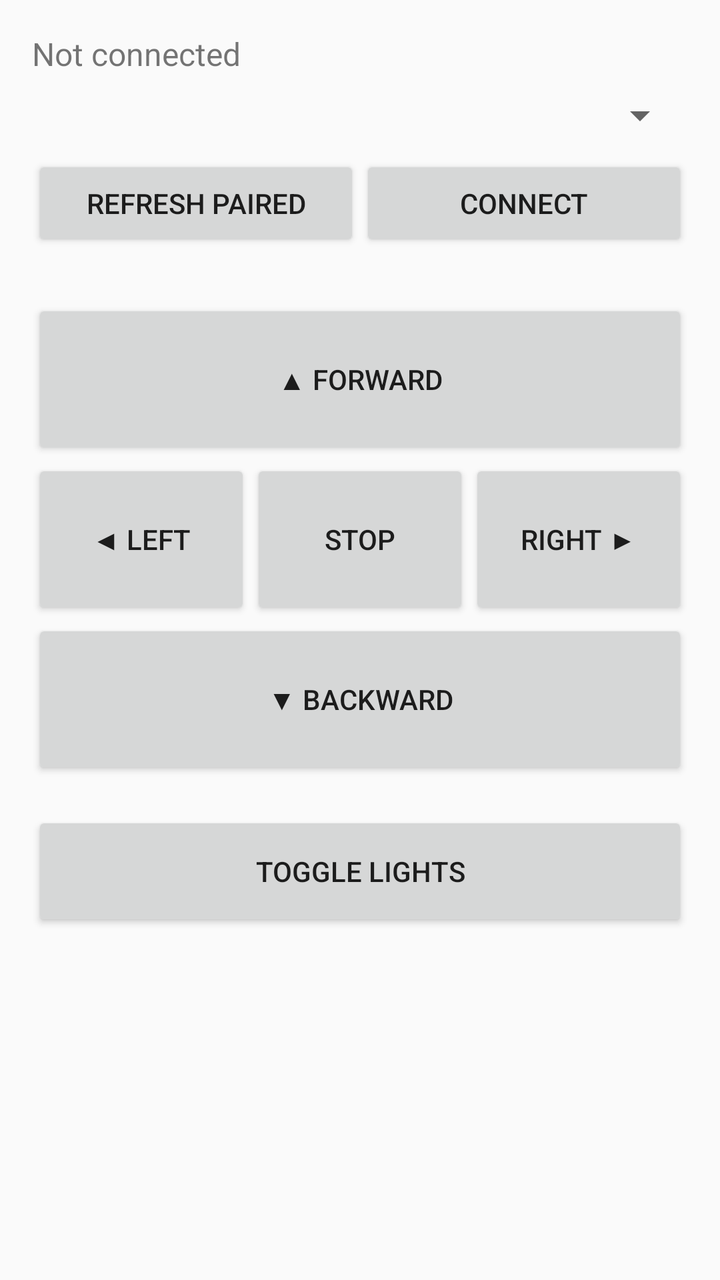
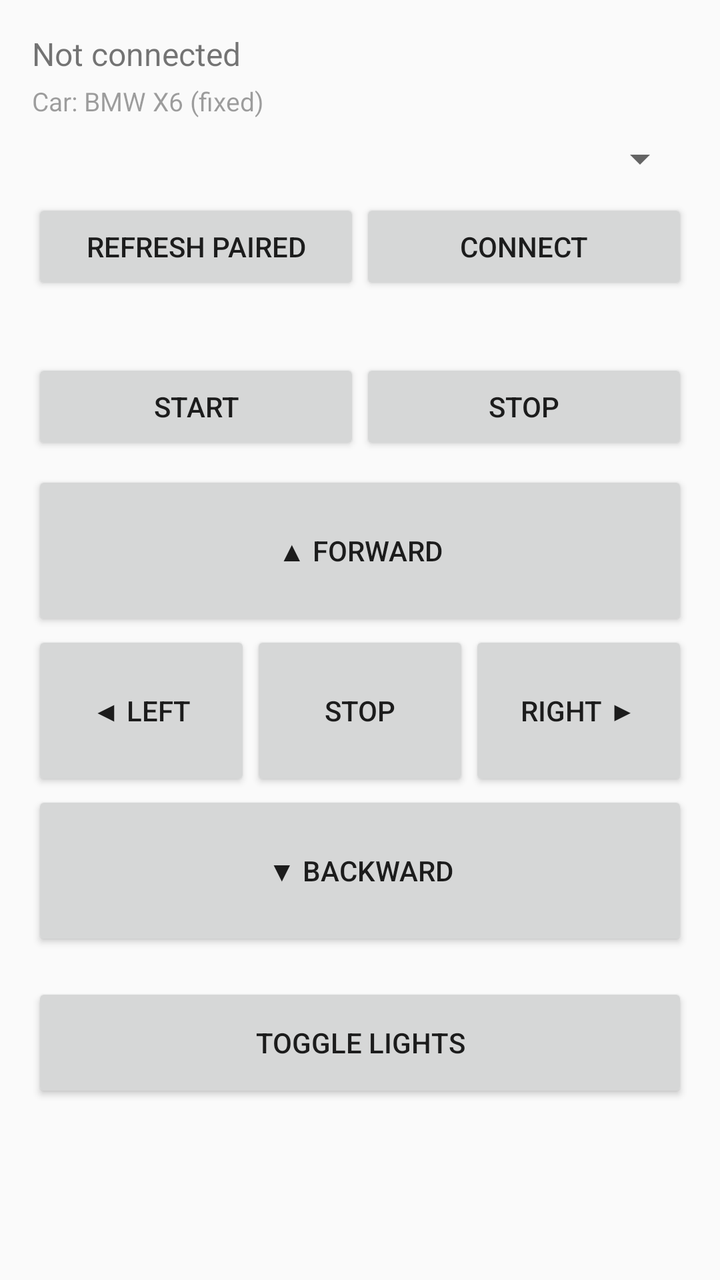

An Android layout rendered at two revisions. The XML below is the earlier revision; the diff shows what the commit changed to produce the second picture.
<!-- AndroidManifest.xml: application theme Theme.AppCompat.DayNight -->
<!-- res/layout/activity_main.xml -->
<?xml version="1.0" encoding="utf-8"?>
<LinearLayout xmlns:android="http://schemas.android.com/apk/res/android"
    android:layout_width="match_parent"
    android:layout_height="match_parent"
    android:orientation="vertical"
    android:padding="16dp">

    <TextView
        android:id="@+id/statusText"
        android:layout_width="match_parent"
        android:layout_height="wrap_content"
        android:text="Not connected"
        android:textSize="16sp"
        android:paddingBottom="8dp" />

    <Spinner
        android:id="@+id/deviceSpinner"
        android:layout_width="match_parent"
        android:layout_height="wrap_content" />

    <LinearLayout
        android:layout_width="match_parent"
        android:layout_height="wrap_content"
        android:orientation="horizontal"
        android:paddingTop="8dp"
        android:paddingBottom="24dp">

        <Button
            android:id="@+id/refreshButton"
            android:layout_width="0dp"
            android:layout_height="wrap_content"
            android:layout_weight="1"
            android:text="Refresh Paired" />

        <Button
            android:id="@+id/connectButton"
            android:layout_width="0dp"
            android:layout_height="wrap_content"
            android:layout_weight="1"
            android:text="Connect" />
    </LinearLayout>

    <Button
        android:id="@+id/btnForward"
        android:layout_width="match_parent"
        android:layout_height="80dp"
        android:text="▲ FORWARD" />

    <LinearLayout
        android:layout_width="match_parent"
        android:layout_height="80dp"
        android:orientation="horizontal">

        <Button
            android:id="@+id/btnLeft"
            android:layout_width="0dp"
            android:layout_height="match_parent"
            android:layout_weight="1"
            android:text="◀ LEFT" />

        <Button
            android:id="@+id/btnStop"
            android:layout_width="0dp"
            android:layout_height="match_parent"
            android:layout_weight="1"
            android:text="STOP" />

        <Button
            android:id="@+id/btnRight"
            android:layout_width="0dp"
            android:layout_height="match_parent"
            android:layout_weight="1"
            android:text="RIGHT ▶" />
    </LinearLayout>

    <Button
        android:id="@+id/btnBackward"
        android:layout_width="match_parent"
        android:layout_height="80dp"
        android:text="▼ BACKWARD" />

    <Button
        android:id="@+id/btnLights"
        android:layout_width="match_parent"
        android:layout_height="60dp"
        android:layout_marginTop="16dp"
        android:text="TOGGLE LIGHTS" />

</LinearLayout>
<!-- resources referenced by this layout -->
<resources>

</resources>

<!-- the commit's change to res/layout/activity_main.xml (unified diff, before → after) -->
@@ -11,6 +11,14 @@
         android:layout_height="wrap_content"
         android:text="Not connected"
         android:textSize="16sp"
+        android:paddingBottom="4dp" />
+
+    <TextView
+        android:layout_width="match_parent"
+        android:layout_height="wrap_content"
+        android:text="Car: BMW X6 (fixed)"
+        android:textSize="13sp"
+        android:alpha="0.7"
         android:paddingBottom="8dp" />
 
     <Spinner
@@ -38,6 +46,28 @@
             android:layout_height="wrap_content"
             android:layout_weight="1"
             android:text="Connect" />
+    </LinearLayout>
+
+    <LinearLayout
+        android:layout_width="match_parent"
+        android:layout_height="wrap_content"
+        android:orientation="horizontal"
+        android:paddingTop="8dp"
+        android:paddingBottom="8dp">
+
+        <Button
+            android:id="@+id/startButton"
+            android:layout_width="0dp"
+            android:layout_height="wrap_content"
+            android:layout_weight="1"
+            android:text="Start" />
+
+        <Button
+            android:id="@+id/stopButton"
+            android:layout_width="0dp"
+            android:layout_height="wrap_content"
+            android:layout_weight="1"
+            android:text="Stop" />
     </LinearLayout>
 
     <Button
